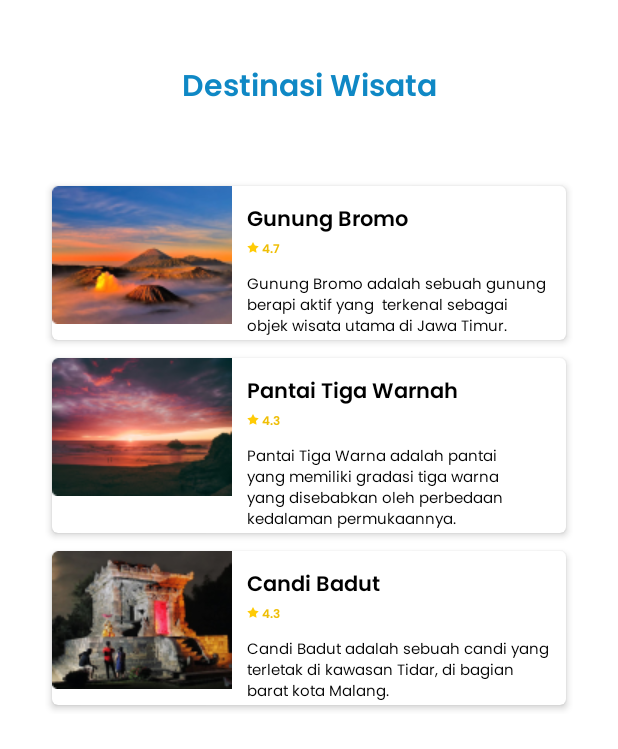
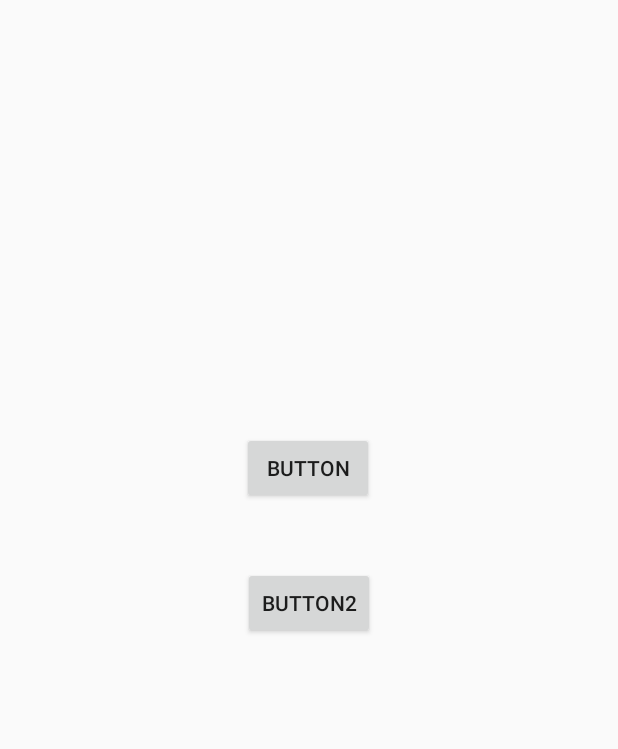
Before and after one commit to captvelsky/Atasiwirapp, an Android app: the screen it shows after launch (MainActivity), on a phone screen of 412 x 824 dp. Shown: the top 749 px of the screen. Run offline under Robolectric (Android 15) with nearby library versions, the phone set to English and light mode, and no system bars; 2 statements that could not run were skipped.

Commit message:
fix default layout

```diff
--- a/app/src/main/java/com/example/atasiwirapp/MainActivity.java
+++ b/app/src/main/java/com/example/atasiwirapp/MainActivity.java
@@ -18,7 +18,7 @@ public class MainActivity extends AppCompatActivity {
     @Override
     protected void onCreate(Bundle savedInstanceState) {
         super.onCreate(savedInstanceState);
-        setContentView(R.layout.activity_menu_wisata);
+        setContentView(R.layout.activity_main);
 
         asu = findViewById(R.id.imageView);
         listRecyclerView = findViewById(R.id.recyclerView);
```
